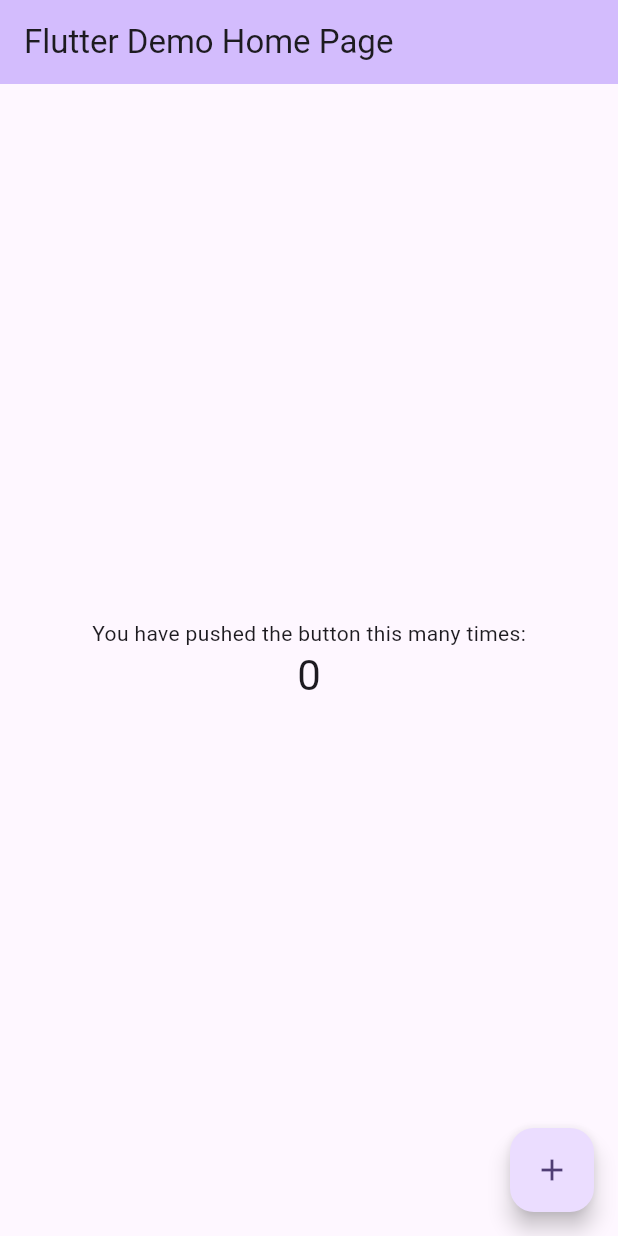
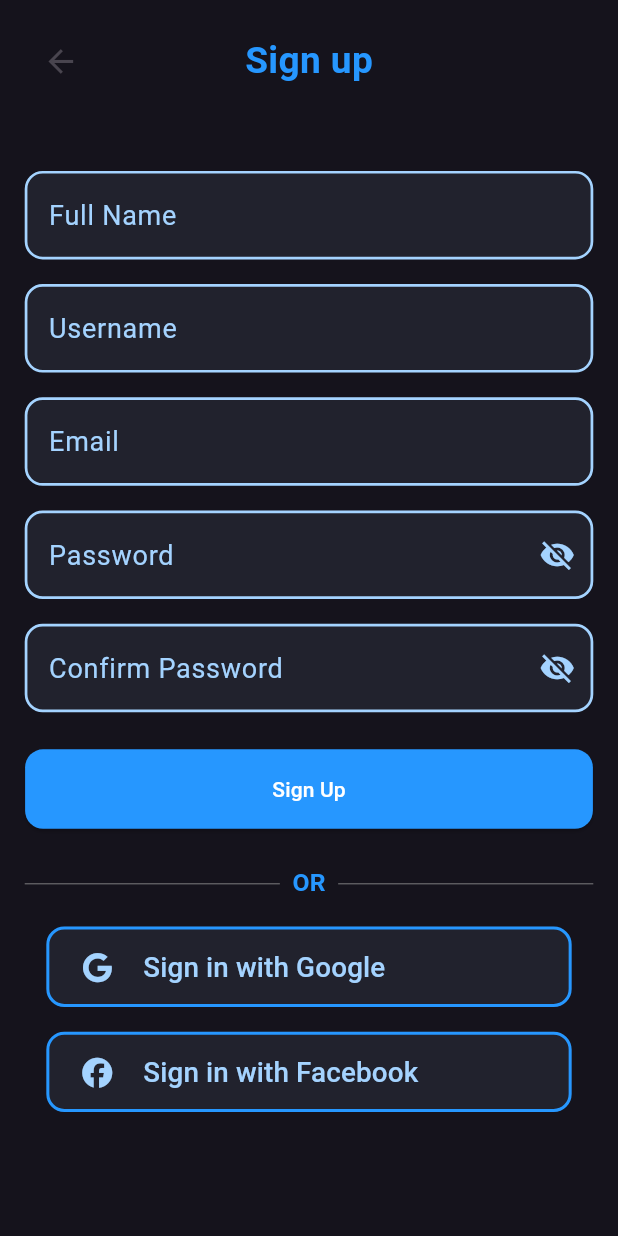
Before and after one commit to Sye0x/Step-Counter, a Flutter app: the screen it shows after launch, on a phone screen of 412 x 824 dp. Run offline on Flutter 3.47's test engine with Material 3 defaults, Android fonts, the phone set to English and light mode, and no system bars; our stand-ins replace font_awesome_flutter.

Commit message:
Sign Up page UI added

```diff
--- /dev/null
+++ b/lib/const/constantcolors.dart
@@ -0,0 +1,9 @@
+import 'package:flutter/material.dart';
+
+const cardBackgroundColor = Color(0xFF21222D);
+const primaryColor = Color(0xFF2697FF);
+const secondaryColor = Color.fromARGB(255, 164, 211, 255);
+const backgroundColor = Color(0xFF15131C);
+const selectionColor = Color(0xFF8B82AC);
+
+const defaultPadding = 20.0;
--- a/lib/main.dart
+++ b/lib/main.dart
@@ -1,4 +1,6 @@
 import 'package:flutter/material.dart';
+import 'package:step_counter/const/constantcolors.dart';
+import 'package:step_counter/widget/mainscreen.dart';
 
 void main() {
   runApp(const MyApp());
@@ -11,112 +13,12 @@ class MyApp extends StatelessWidget {
   @override
   Widget build(BuildContext context) {
     return MaterialApp(
+      theme: ThemeData(
+        scaffoldBackgroundColor: backgroundColor, // Global background color
+      ),
       title: 'Flutter Demo',
-      theme: ThemeData(
-        // This is the theme of your application.
-        //
-        // TRY THIS: Try running your application with "flutter run". You'll see
-        // the application has a purple toolbar. Then, without quitting the app,
-        // try changing the seedColor in the colorScheme below to Colors.green
-        // and then invoke "hot reload" (save your changes or press the "hot
-        // reload" button in a Flutter-supported IDE, or press "r" if you used
-        // the command line to start the app).
-        //
-        // Notice that the counter didn't reset back to zero; the application
-        // state is not lost during the reload. To reset the state, use hot
-        // restart instead.
-        //
-        // This works for code too, not just values: Most code changes can be
-        // tested with just a hot reload.
-        colorScheme: ColorScheme.fromSeed(seedColor: Colors.deepPurple),
-      ),
-      home: const MyHomePage(title: 'Flutter Demo Home Page'),
+      debugShowCheckedModeBanner: false,
+      home: MainScreen(),
     );
   }
 }
-
-class MyHomePage extends StatefulWidget {
-  const MyHomePage({super.key, required this.title});
-
-  // This widget is the home page of your application. It is stateful, meaning
-  // that it has a State object (defined below) that contains fields that affect
-  // how it looks.
-
-  // This class is the configuration for the state. It holds the values (in this
-  // case the title) provided by the parent (in this case the App widget) and
-  // used by the build method of the State. Fields in a Widget subclass are
-  // always marked "final".
-
-  final String title;
-
-  @override
-  State<MyHomePage> createState() => _MyHomePageState();
-}
-
-class _MyHomePageState extends State<MyHomePage> {
-  int _counter = 0;
-
-  void _incrementCounter() {
-    setState(() {
-      // This call to setState tells the Flutter framework that something has
-      // changed in this State, which causes it to rerun the build method below
-      // so that the display can reflect the updated values. If we changed
-      // _counter without calling setState(), then the build method would not be
-      // called again, and so nothing would appear to happen.
-      _counter++;
-    });
-  }
-
-  @override
-  Widget build(BuildContext context) {
-    // This method is rerun every time setState is called, for instance as done
-    // by the _incrementCounter method above.
-    //
-    // The Flutter framework has been optimized to make rerunning build methods
-    // fast, so that you can just rebuild anything that needs updating rather
-    // than having to individually change instances of widgets.
-    return Scaffold(
-      appBar: AppBar(
-        // TRY THIS: Try changing the color here to a specific color (to
-        // Colors.amber, perhaps?) and trigger a hot reload to see the AppBar
-        // change color while the other colors stay the same.
-        backgroundColor: Theme.of(context).colorScheme.inversePrimary,
-        // Here we take the value from the MyHomePage object that was created by
-        // the App.build method, and use it to set our appbar title.
-        title: Text(widget.title),
-      ),
-      body: Center(
-        // Center is a layout widget. It takes a single child and positions it
-        // in the middle of the parent.
-        child: Column(
-          // Column is also a layout widget. It takes a list of children and
-          // arranges them vertically. By default, it sizes itself to fit its
-          // children horizontally, and tries to be as tall as its parent.
-          //
-          // Column has various properties to control how it sizes itself and
-          // how it positions its children. Here we use mainAxisAlignment to
-          // center the children vertically; the main axis here is the vertical
-          // axis because Columns are vertical (the cross axis would be
-          // horizontal).
-          //
-          // TRY THIS: Invoke "debug painting" (choose the "Toggle Debug Paint"
-          // action in the IDE, or press "p" in the console), to see the
-          // wireframe for each widget.
-          mainAxisAlignment: MainAxisAlignment.center,
-          children: <Widget>[
-            const Text('You have pushed the button this many times:'),
-            Text(
-              '$_counter',
-              style: Theme.of(context).textTheme.headlineMedium,
-            ),
-          ],
-        ),
-      ),
-      floatingActionButton: FloatingActionButton(
-        onPressed: _incrementCounter,
-        tooltip: 'Increment',
-        child: const Icon(Icons.add),
-      ), // This trailing comma makes auto-formatting nicer for build methods.
-    );
-  }
-}
--- /dev/null
+++ b/lib/widget/mainscreen.dart
@@ -0,0 +1,16 @@
+import 'package:flutter/material.dart';
+import 'package:step_counter/widget/pages/signup/signup.dart';
+
+class MainScreen extends StatefulWidget {
+  const MainScreen({super.key});
+
+  @override
+  State<StatefulWidget> createState() => _MainScreen();
+}
+
+class _MainScreen extends State<MainScreen> {
+  @override
+  Widget build(BuildContext context) {
+    return Scaffold(body: Signup());
+  }
+}
--- /dev/null
+++ b/lib/widget/pages/signup/signup.dart
@@ -0,0 +1,204 @@
+import "package:flutter/material.dart";
+import "package:font_awesome_flutter/font_awesome_flutter.dart";
+import "package:step_counter/const/constantcolors.dart";
+import "package:step_counter/widget/reuseable/input_field.dart";
+
+class Signup extends StatefulWidget {
+  const Signup({super.key});
+
+  @override
+  State<Signup> createState() => _Signup();
+}
+
+class _Signup extends State<Signup> {
+  @override
+  Widget build(BuildContext context) {
+    final screenWidth = MediaQuery.of(context).size.width;
+    final screenHeight = MediaQuery.of(context).size.height;
+
+    Widget header() {
+      return Stack(
+        alignment: Alignment.center,
+        children: [
+          Align(
+            alignment: Alignment.centerLeft,
+            child: IconButton(
+              onPressed: () {
+                Navigator.pop(context); // Optional: back functionality
+              },
+              icon: Icon(Icons.arrow_back),
+              iconSize: screenWidth * 0.06,
+            ),
+          ),
+          Center(
+            child: Text(
+              "Sign up",
+              style: TextStyle(
+                color: primaryColor,
+                fontSize: screenWidth * 0.06,
+                fontWeight: FontWeight.bold,
+              ),
+            ),
+          ),
+        ],
+      );
+    }
+
+    Widget formFields() {
+      return Column(
+        children: [
+          CustomTextField(hint: "Full Name"),
+          SizedBox(height: screenHeight * 0.02),
+          CustomTextField(hint: "Username"),
+          SizedBox(height: screenHeight * 0.02),
+          CustomTextField(hint: "Email"),
+          SizedBox(height: screenHeight * 0.02),
+          CustomTextField(hint: "Password", isPassword: true),
+          SizedBox(height: screenHeight * 0.02),
+          CustomTextField(hint: "Confirm Password", isPassword: true),
+          SizedBox(height: screenHeight * 0.03),
+          ElevatedButton(
+            onPressed: () {},
+            style: ButtonStyle(
+              padding: WidgetStateProperty.all<EdgeInsetsGeometry>(
+                EdgeInsets.symmetric(
+                  vertical: screenHeight * 0.02,
+                  horizontal: screenWidth * 0.4,
+                ),
+              ),
+              shape: WidgetStateProperty.all<RoundedRectangleBorder>(
+                RoundedRectangleBorder(
+                  borderRadius: BorderRadius.circular(12), // Rounded corners
+                ),
+              ),
+
+              backgroundColor: WidgetStateProperty.resolveWith<Color>((
+                Set<WidgetState> states,
+              ) {
+                if (states.contains(WidgetState.pressed)) {
+                  return primaryColor.withOpacity(
+                    0.8,
+                  ); // Slightly darker when pressed
+                }
+                return primaryColor; // Normal state
+              }),
+            ),
+            child: Text("Sign Up", style: TextStyle(color: Color(0xFFFFFFFF))),
+          ),
+        ],
+      );
+    }
+
+    Widget orDivider() {
+      return Row(
+        children: [
+          Expanded(
+            child: Divider(
+              color: Colors.grey.shade500,
+              thickness: 0.5,
+              endIndent: screenWidth * 0.02,
+            ),
+          ),
+          Text(
+            "OR",
+            style: TextStyle(
+              color: primaryColor,
+              fontWeight: FontWeight.w600,
+              fontSize: screenHeight * 0.02,
+            ),
+          ),
+          Expanded(
+            child: Divider(
+              color: Colors.grey.shade500,
+              thickness: 0.5,
+              indent: screenWidth * 0.02,
+            ),
+          ),
+        ],
+      );
+    }
+
+    Widget socialButton({
+      required String text,
+      required IconData icon,
+      required VoidCallback onPressed,
+      required double screenWidth,
+      required double screenHeight,
+    }) {
+      return SizedBox(
+        width: screenWidth * 0.85,
+        height: screenHeight * 0.065,
+        child: OutlinedButton(
+          onPressed: onPressed,
+          style: OutlinedButton.styleFrom(
+            side: BorderSide(color: primaryColor, width: 2),
+            shape: RoundedRectangleBorder(
+              borderRadius: BorderRadius.circular(12),
+            ),
+            backgroundColor: cardBackgroundColor,
+          ),
+          child: Row(
+            mainAxisAlignment: MainAxisAlignment.start,
+            children: [
+              Icon(icon, color: secondaryColor, size: 20),
+              SizedBox(width: screenWidth * 0.05),
+              Text(
+                text,
+                style: TextStyle(
+                  color: secondaryColor,
+                  fontSize: screenWidth * 0.045,
+                  fontWeight: FontWeight.w500,
+                ),
+              ),
+            ],
+          ),
+        ),
+      );
+    }
+
+    return Scaffold(
+      body: SafeArea(
+        child: Padding(
+          padding: EdgeInsets.symmetric(
+            horizontal: screenWidth * 0.04, // 4% of screen width
+            vertical: screenHeight * 0.02, // 2% of screen height
+          ),
+          child: Column(
+            crossAxisAlignment: CrossAxisAlignment.center,
+            children: [
+              header(),
+              SizedBox(height: screenHeight * 0.06),
+              formFields(),
+              SizedBox(height: screenHeight * 0.03),
+              orDivider(),
+              SizedBox(height: screenHeight * 0.02),
+              socialButton(
+                text: "Sign in with Google",
+                icon: FontAwesomeIcons.google,
+                onPressed: () {
+                  // Handle Google sign-in
+                },
+                screenWidth: screenWidth,
+                screenHeight: screenHeight,
+                // Add an icon before the text for Google
+              ),
+
+              SizedBox(height: screenHeight * 0.02),
+
+              socialButton(
+                text: "Sign in with Facebook",
+                icon: FontAwesomeIcons.facebook,
+                onPressed: () {
+                  // Handle Facebook sign-in
+                },
+                screenWidth: screenWidth,
+                screenHeight: screenHeight,
+              ),
+              // Add other widgets here, using similar responsive values
+            ],
+          ),
+        ),
+      ),
+    );
+  }
+}
--- /dev/null
+++ b/lib/widget/reuseable/input_field.dart
@@ -0,0 +1,63 @@
+import 'package:flutter/material.dart';
+import 'package:step_counter/const/constantcolors.dart';
+
+class CustomTextField extends StatefulWidget {
+  final String hint;
+  final TextEditingController? controller;
+  final bool isPassword;
+  final TextInputType keyboardType;
+
+  const CustomTextField({
+    super.key,
+    required this.hint,
+    this.controller,
+    this.isPassword = false,
+    this.keyboardType = TextInputType.text,
+  });
+
+  @override
+  State<CustomTextField> createState() => _CustomTextFieldState();
+}
+
+class _CustomTextFieldState extends State<CustomTextField> {
+  bool _obscure = true;
+
+  @override
+  Widget build(BuildContext context) {
+    return TextField(
+      controller: widget.controller,
+      obscureText: widget.isPassword ? _obscure : false,
+      keyboardType: widget.keyboardType,
+      style: TextStyle(color: primaryColor, fontSize: 18),
+      decoration: InputDecoration(
+        hintText: widget.hint,
+        hintStyle: TextStyle(color: secondaryColor, fontSize: 18),
+        filled: true,
+        fillColor: cardBackgroundColor,
+        border: OutlineInputBorder(),
+        enabledBorder: OutlineInputBorder(
+          borderRadius: BorderRadius.circular(12),
+          borderSide: BorderSide(color: secondaryColor, width: 1.8),
+        ),
+        focusedBorder: OutlineInputBorder(
+          borderRadius: BorderRadius.circular(12),
+          borderSide: BorderSide(color: primaryColor, width: 1.8),
+        ),
+        suffixIcon:
+            widget.isPassword
+                ? IconButton(
+                  icon: Icon(
+                    _obscure ? Icons.visibility_off : Icons.visibility,
+                    color: secondaryColor,
+                  ),
+                  onPressed: () {
+                    setState(() {
+                      _obscure = !_obscure;
+                    });
+                  },
+                )
+                : null,
+      ),
+    );
+  }
+}
--- a/pubspec.yaml
+++ b/pubspec.yaml
@@ -34,6 +34,7 @@ dependencies:
   # The following adds the Cupertino Icons font to your application.
   # Use with the CupertinoIcons class for iOS style icons.
   cupertino_icons: ^1.0.8
+  font_awesome_flutter: ^10.8.0
 
 dev_dependencies:
   flutter_test:
```
Also changed, not shown: pubspec.lock.
